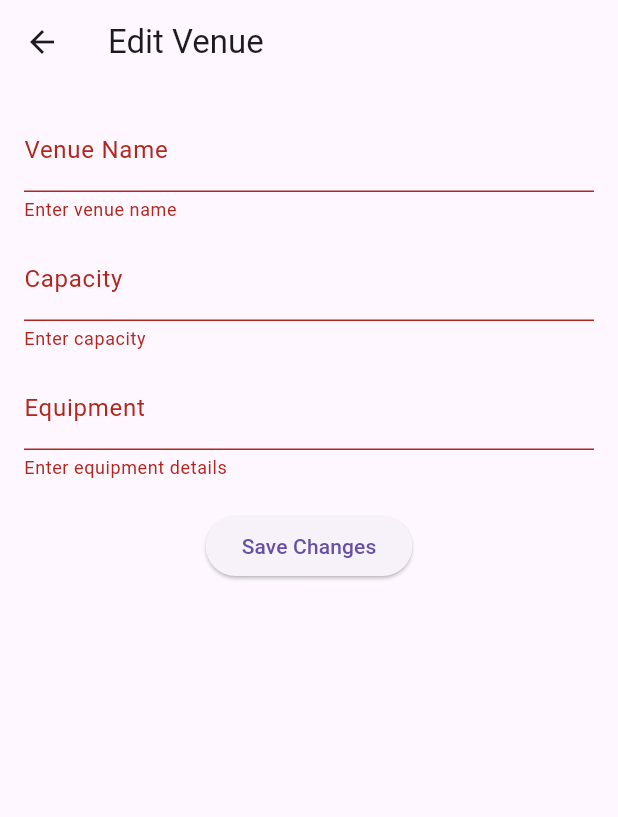
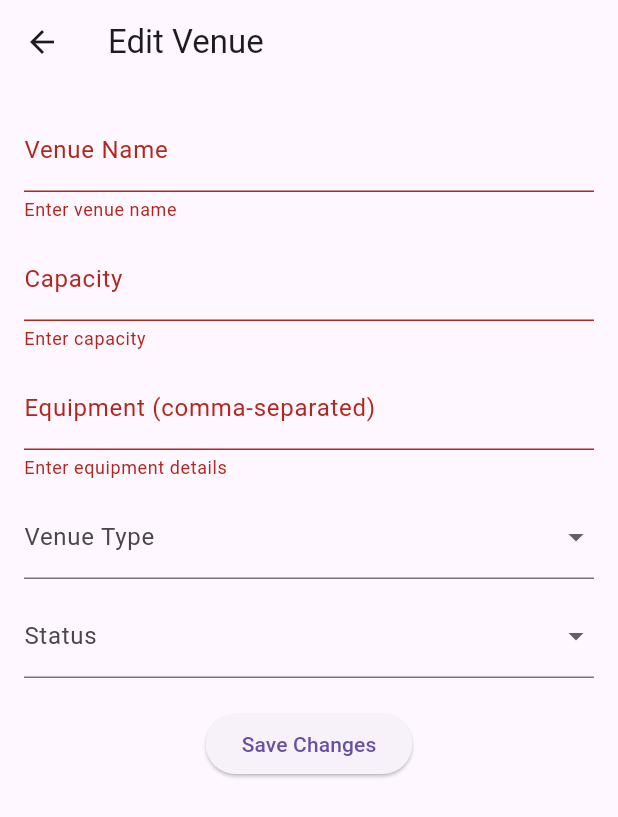
Before and after one commit to Desmond23Y/aphub, a Flutter app: the EditVenuePage screen opened directly with empty values, after a tap on "Save Changes", on a phone screen of 412 x 824 dp. Shown: the top 817 px of the screen. Run offline on Flutter 3.47's test engine with Material 3 defaults, Android fonts, the phone set to English and light mode, and no system bars; our stand-ins replace cloud_firestore, firebase_auth, firebase_core; accounts and stored records are empty.

Commit message:
updated venues by des

```diff
--- a/lib/screens/admin_update_venues.dart
+++ b/lib/screens/admin_update_venues.dart
@@ -19,6 +19,17 @@ class EditVenuePageState extends State<EditVenuePage> {
   late TextEditingController _capacityController;
   late TextEditingController _equipmentController;
 
+  final List<String> _venueTypes = [
+    'classroom',
+    'meetingroom',
+    'auditorium',
+    'lab'
+  ];
+  final List<String> _statusOptions = ['available', 'unavailable'];
+
+  late String _selectedVenueType;
+  late String _selectedStatus;
+
   @override
   void initState() {
     super.initState();
@@ -28,6 +39,36 @@ class EditVenuePageState extends State<EditVenuePage> {
     _equipmentController = TextEditingController(
       text: (widget.venueData['equipment'] as List<dynamic>?)?.join(', ') ?? '',
     );
+    _selectedVenueType = widget.venueData['venuetype'] ?? 'classroom';
+    _selectedStatus = widget.venueData['status'] ?? 'available';
+  }
+
+  void _updateVenue() async {
+    if (_formKey.currentState!.validate()) {
+      String newVenueName = _nameController.text.trim();
+      int newCapacity = int.tryParse(_capacityController.text) ?? 0;
+      List<String> newEquipment =
+          _equipmentController.text.split(',').map((e) => e.trim()).toList();
+
+      await FirebaseFirestore.instance
+          .collection("venues")
+          .doc(widget.venueId)
+          .update({
+        "name": newVenueName,
+        "capacity": newCapacity,
+        "equipment": newEquipment,
+        "venuetype": _selectedVenueType,
+        "status": _selectedStatus,
+      });
+
+      if (!mounted) return;
+
+      ScaffoldMessenger.of(context).showSnackBar(const SnackBar(
+        content: Text("Venue updated successfully!"),
+      ));
+
+      Navigator.pop(context);
+    }
   }
 
   @override
@@ -56,64 +97,39 @@ class EditVenuePageState extends State<EditVenuePage> {
               const SizedBox(height: 10),
               TextFormField(
                 controller: _equipmentController,
-                decoration: const InputDecoration(labelText: "Equipment"),
+                decoration: const InputDecoration(
+                    labelText: "Equipment (comma-separated)"),
                 validator: (value) =>
                     value!.isEmpty ? "Enter equipment details" : null,
               ),
+              const SizedBox(height: 10),
+              DropdownButtonFormField(
+                value: _selectedVenueType,
+                decoration: const InputDecoration(labelText: "Venue Type"),
+                items: _venueTypes
+                    .map((type) =>
+                        DropdownMenuItem(value: type, child: Text(type)))
+                    .toList(),
+                onChanged: (value) =>
+                    setState(() => _selectedVenueType = value!),
+              ),
+              const SizedBox(height: 10),
+              DropdownButtonFormField(
+                value: _selectedStatus,
+                decoration: const InputDecoration(labelText: "Status"),
+                items: _statusOptions
+                    .map((status) =>
+                        DropdownMenuItem(value: status, child: Text(status)))
+                    .toList(),
+                onChanged: (value) => setState(() => _selectedStatus = value!),
+              ),
               const SizedBox(height: 20),
               ElevatedButton(
-                onPressed: _updateVenue,
-                child: const Text("Save Changes"),
-              ),
+                  onPressed: _updateVenue, child: const Text("Save Changes")),
             ],
           ),
         ),
       ),
     );
   }
-
-  void _updateVenue() async {
-    if (_formKey.currentState!.validate()) {
-      String newVenueName = _nameController.text;
-      int newCapacity = int.tryParse(_capacityController.text) ?? 0;
-      List<String> newEquipment =
-          _equipmentController.text.split(','); // Convert to list
-
-      if (newVenueName != widget.venueId) {
-        // Create new document with the new name as the ID
-        await FirebaseFirestore.instance
-            .collection("venues")
-            .doc(newVenueName)
-            .set({
-          "name": newVenueName,
-          "capacity": newCapacity,
-          "equipment": newEquipment,
-        });
-
-        // Delete old document
-        await FirebaseFirestore.instance
-            .collection("venues")
-            .doc(widget.venueId)
-            .delete();
-      } else {
-        // Update the existing document
-        await FirebaseFirestore.instance
-            .collection("venues")
-            .doc(widget.venueId)
-            .update({
-          "name": newVenueName,
-          "capacity": newCapacity,
-          "equipment": newEquipment,
-        });
-      }
-
-      if (!mounted) return;
-
-      ScaffoldMessenger.of(context).showSnackBar(const SnackBar(
-        content: Text("Venue updated successfully!"),
-      ));
-
-      Navigator.pop(context);
-    }
-  }
 }
```
Also changed, not shown: lib/screens/admin_create_venues.dart (+40 -10 lines), lib/screens/admin_venues_management.dart (+17 -2 lines).
